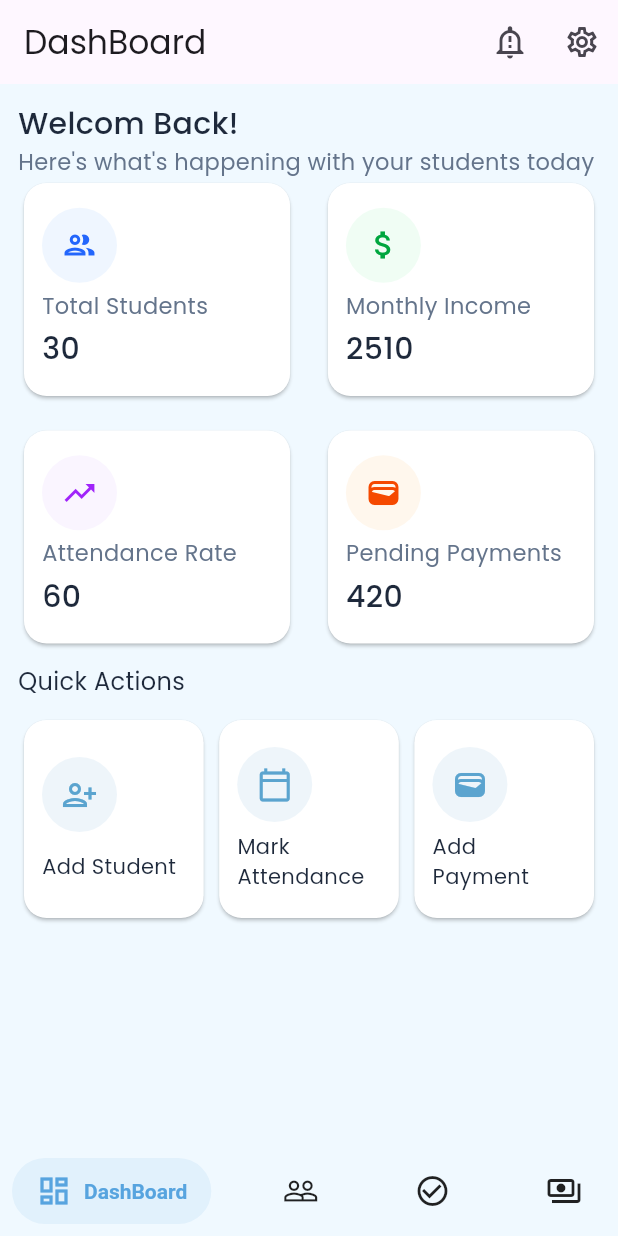
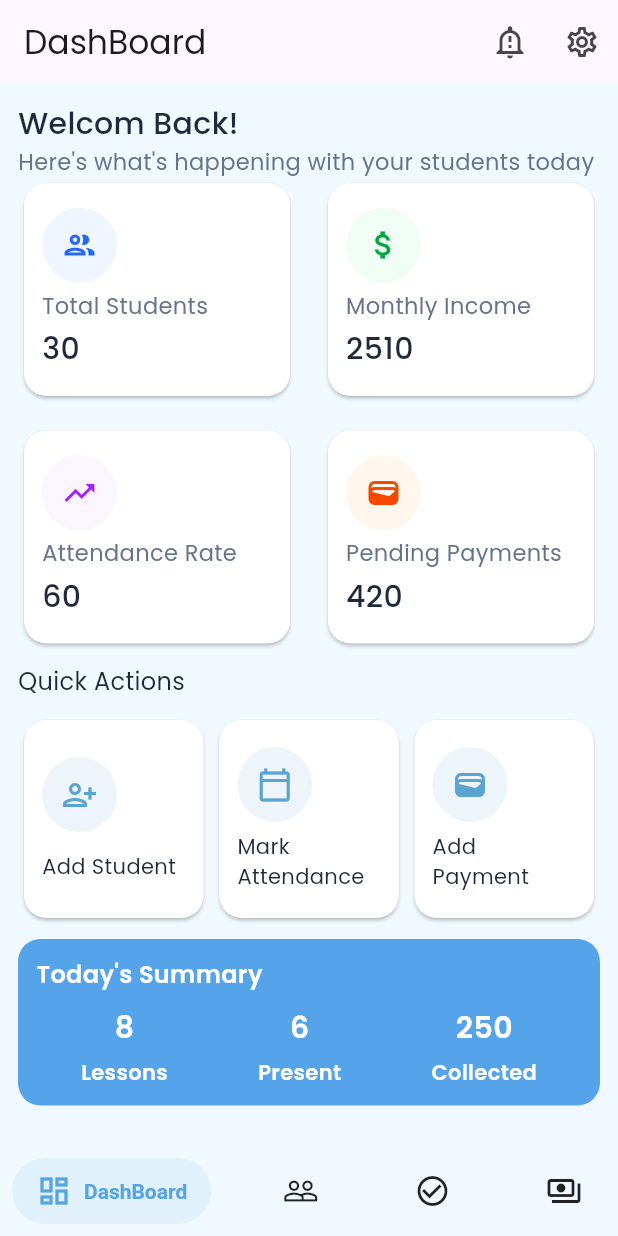
Before and after one commit to amrelmaadawy/teacher-system, a Flutter app: the LayoutView screen opened directly, on a phone screen of 412 x 824 dp. Run offline on Flutter 3.47's test engine with Material 3 defaults, Android fonts, the phone set to English and light mode, and no system bars; drawn by our look-alikes of salomon_bottom_bar.

Commit message:
add todays summary to dashboard

```diff
--- a/lib/features/home/presentation/views/home_view.dart
+++ b/lib/features/home/presentation/views/home_view.dart
@@ -3,6 +3,7 @@ import 'package:teacher_system/core/utils/app_colors.dart';
 import 'package:teacher_system/core/utils/app_size.dart';
 import 'package:teacher_system/features/home/presentation/widgets/custom_dashboard_card.dart';
 import 'package:teacher_system/features/home/presentation/widgets/custom_quick_action_card.dart';
+import 'package:teacher_system/features/home/presentation/widgets/custom_today_summary_widget.dart';
 
 class HomeView extends StatelessWidget {
   const HomeView({super.key});
@@ -10,6 +11,7 @@ class HomeView extends StatelessWidget {
   Widget build(BuildContext context) {
     return Padding(
       padding: const EdgeInsets.all(defPadding),
+      child: SingleChildScrollView(
         child: Column(
           crossAxisAlignment: CrossAxisAlignment.start,
           children: [
@@ -89,7 +91,44 @@ class HomeView extends StatelessWidget {
                 ),
               ],
             ),
+            SizedBox(height: 10),
+            Container(
+              width: double.infinity,
+              decoration: BoxDecoration(
+                borderRadius: BorderRadius.circular(defBorderRadius),
+                color: Color(0xff55a3e8),
+              ),
+              child: Padding(
+                padding: const EdgeInsets.all(defPadding),
+                child: Column(
+                  crossAxisAlignment: CrossAxisAlignment.start,
+                  children: [
+                    Text(
+                      'Today\'s Summary',
+                      style: TextStyle(
+                        color: Colors.white,
+                        fontWeight: FontWeight.w600,
+                        fontSize: 16,
+                      ),
+                    ),
+                    SizedBox(height: 10),
+                    Row(
+                      mainAxisAlignment: MainAxisAlignment.spaceAround,
+                      children: [
+                        CustomTodaysSummaryWidget(title: 'Lessons', number: 8),
+                        CustomTodaysSummaryWidget(title: 'Present', number: 6),
+                        CustomTodaysSummaryWidget(
+                          title: 'Collected',
+                          number: 250,
+                        ),
                       ],
+                    ),
+                  ],
+                ),
+              ),
+            ),
+          ],
+        ),
       ),
     );
   }
--- /dev/null
+++ b/lib/features/home/presentation/widgets/custom_today_summary_widget.dart
@@ -0,0 +1,35 @@
+import 'package:flutter/material.dart';
+
+class CustomTodaysSummaryWidget extends StatelessWidget {
+  const CustomTodaysSummaryWidget({
+    super.key,
+    required this.title,
+    required this.number,
+  });
+  final String title;
+  final int number;
+  @override
+  Widget build(BuildContext context) {
+    return Column(
+      children: [
+        Text(
+          '$number',
+          style: TextStyle(
+            color: Colors.white,
+            fontSize: 20,
+            fontWeight: FontWeight.w600,
+          ),
+        ),
+        SizedBox(height: 5),
+        Text(
+          title,
+          style: TextStyle(
+            color: Colors.white,
+            fontWeight: FontWeight.w600,
+            fontSize: 14,
+          ),
+        ),
+      ],
+    );
+  }
+}
```
Lines whose indentation alone changed are shown as unchanged.
